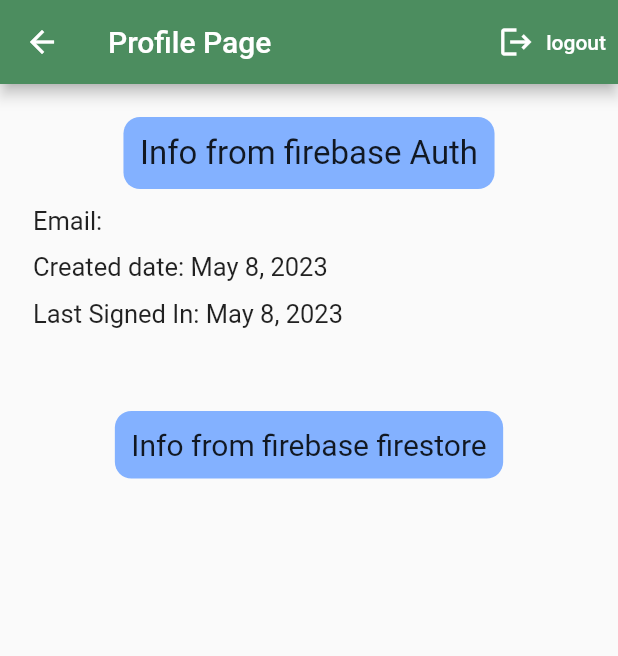
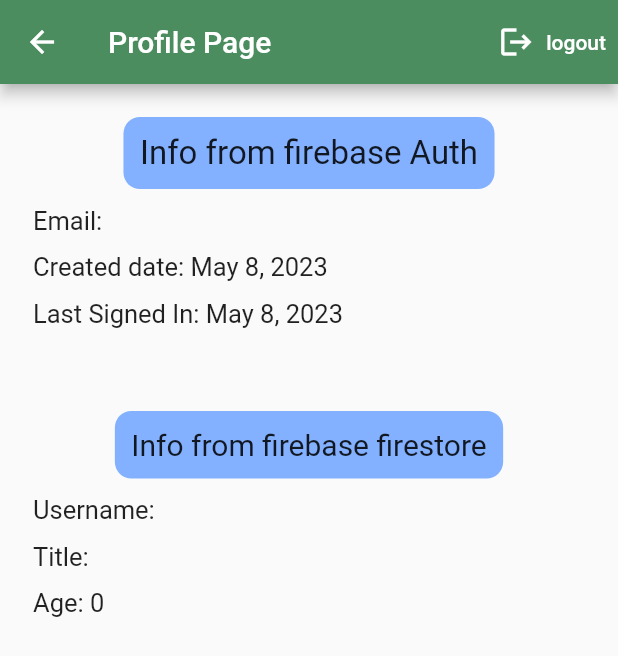
Before and after one commit to MohammedGhazaly/e-commerce_flower, a Flutter app: the ProfilePage screen opened by its route, on a phone screen of 412 x 824 dp. Shown: the top 656 px of the screen. Run offline on Flutter 3.47's test engine with Material 2 defaults, Android fonts, the phone set to English and light mode, and no system bars; our stand-ins replace cloud_firestore, firebase_auth, firebase_core, flutter_phoenix, flutter_svg, google_sign_in and 1 more; accounts and stored records are empty.

Commit message:
Getting data from firebase store

```diff
--- a/lib/pages/profile_page.dart
+++ b/lib/pages/profile_page.dart
@@ -1,4 +1,5 @@
 import 'package:e_commerce_flower/constants.dart';
+import 'package:e_commerce_flower/widgets/data_from_fire_store.dart';
 import 'package:firebase_auth/firebase_auth.dart';
 
 import 'package:flutter/material.dart';
@@ -108,6 +109,7 @@ class _ProfilePageState extends State<ProfilePage> {
                         fontSize: 20,
                       ),
                     ))),
+            GetFireStoreData(documentId: user.uid)
           ],
         ),
       ),
--- a/lib/pages/register_page.dart
+++ b/lib/pages/register_page.dart
@@ -68,7 +68,6 @@ class _RegisterPageState extends State<RegisterPage> {
   }
 
   Future<void> addUser({required userId}) async {
-    print(userId);
     return await users
         .doc(userId)
         .set({
--- /dev/null
+++ b/lib/widgets/data_from_fire_store.dart
@@ -0,0 +1,68 @@
+import 'package:cloud_firestore/cloud_firestore.dart';
+import 'package:flutter/material.dart';
+
+class GetFireStoreData extends StatelessWidget {
+  final String documentId;
+
+  const GetFireStoreData({super.key, required this.documentId});
+
+  @override
+  Widget build(BuildContext context) {
+    CollectionReference users = FirebaseFirestore.instance.collection('users');
+
+    return FutureBuilder<DocumentSnapshot>(
+      future: users.doc(documentId).get(),
+      builder:
+          (BuildContext context, AsyncSnapshot<DocumentSnapshot> snapshot) {
+        if (snapshot.hasError) {
+          return Text("Something went wrong");
+        }
+
+        if (snapshot.hasData && !snapshot.data!.exists) {
+          return Text("Document does not exist");
+        }
+
+        if (snapshot.connectionState == ConnectionState.done) {
+          Map<String, dynamic> data =
+              snapshot.data!.data() as Map<String, dynamic>;
+          return Column(
+            crossAxisAlignment: CrossAxisAlignment.start,
+            children: [
+              SizedBox(
+                height: 11,
+              ),
+              Text(
+                "Username: ${data["user_name"]}",
+                style: TextStyle(
+                  fontSize: 17,
+                ),
+              ),
+              SizedBox(
+                height: 11,
+              ),
+              Text(
+                // "Created date: ${DateFormat.yMd().format(user.metadata.creationTime!)}",
+                "Title: ${data["job_title"]}",
+                style: TextStyle(
+                  fontSize: 17,
+                ),
+              ),
+              SizedBox(
+                height: 11,
+              ),
+              Text(
+                // "Last Signed In: ${DateFormat.yMd().format(user.metadata.lastSignInTime!)}",
+                "Age: ${data["age"]}",
+                style: TextStyle(
+                  fontSize: 17,
+                ),
+              ),
+            ],
+          );
+        }
+
+        return Text("loading");
+      },
+    );
+  }
+}
```
